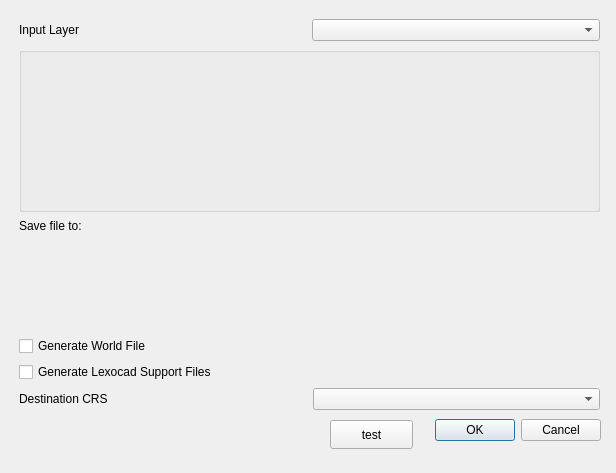
First picture: the form in raster_cutter_dialog_base.ui, repository geometalab/qgis-raster-cutter, before the edit.
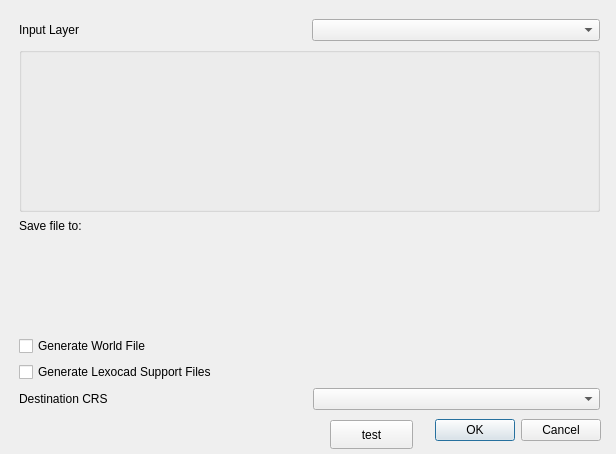
Second picture: the form after the edit. Custom widgets are drawn as their Qt base class.

Commit message: got it to work by supplying through options string

Patch:
```diff
--- a/raster_cutter_dialog_base.ui
+++ b/raster_cutter_dialog_base.ui
@@ -7,7 +7,7 @@
     <x>0</x>
     <y>0</y>
     <width>616</width>
-    <height>473</height>
+    <height>454</height>
    </rect>
   </property>
   <property name="windowTitle">
```
Left out of the diff: 4 changed lines with no effect on the pictures. The commit also changes 1 other file.
